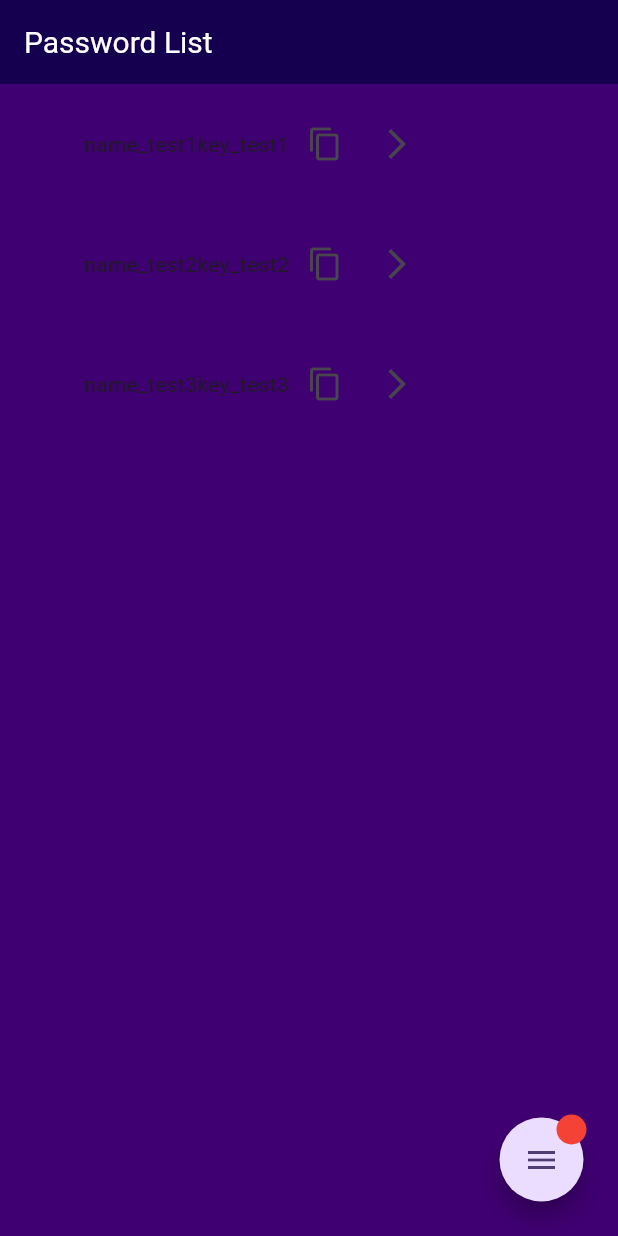
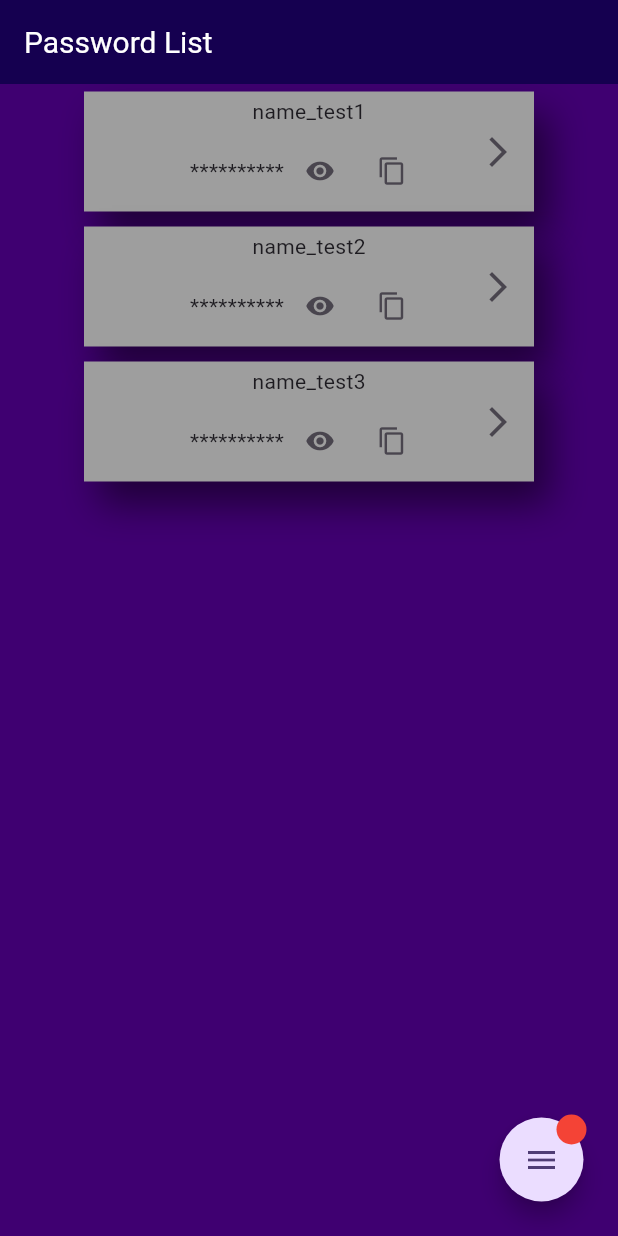
Before and after one commit to s1270146/password_manager, a Flutter app: the PasswordListScreen screen opened directly with empty values, on a phone screen of 412 x 824 dp. Run offline on Flutter 3.47's test engine with Material 2 defaults, Android fonts, the phone set to English and light mode, and no system bars; drawn by our look-alikes of flutter_speed_dial; our stand-ins replace hooks_riverpod; missing offline and left inert: neopop.

Commit message:
パスワードのタイル内no

```diff
--- a/lib/component/list_tile/password_view_box.dart
+++ b/lib/component/list_tile/password_view_box.dart
@@ -3,7 +3,7 @@ import 'package:flutter/services.dart';
 import 'package:pass_manager/component/snack_bar/success_snack_bar.dart';
 import 'package:pass_manager/screen/password_registration_screen.dart';
 
-class PasswordViewBox extends StatelessWidget {
+class PasswordViewBox extends StatefulWidget {
   const PasswordViewBox({
     Key? key,
     required this.id,
@@ -12,6 +12,8 @@ class PasswordViewBox extends StatelessWidget {
     required this.password,
     this.width,
     this.height,
+    this.margin = 5,
+    this.textSize = 14,
   }) : super(
           key: key,
         );
@@ -21,19 +23,68 @@ class PasswordViewBox extends StatelessWidget {
   final String password;
   final double? width;
   final double? height;
+  final double margin;
+  final double textSize;
+
+  @override
+  State<PasswordViewBox> createState() => _PasswordViewBoxState();
+}
+
+class _PasswordViewBoxState extends State<PasswordViewBox> {
+  bool isObscure = true;
   @override
   Widget build(BuildContext context) {
     return Container(
-      width: width,
-      height: height,
+      margin: EdgeInsets.all(widget.margin),
+      decoration: BoxDecoration(
+        color: Colors.grey,
+        boxShadow: [
+          BoxShadow(
+            blurRadius: 20.0,
+            color: Colors.black.withOpacity(0.5),
+            offset: const Offset(10, 15),
+          ),
+        ],
+      ),
+      width: widget.width,
+      height: widget.height,
+      child: Stack(
+        children: [
+          Container(
+            alignment: Alignment.topCenter,
+            padding: const EdgeInsets.all(3),
+            child: Text(
+              widget.name,
+              style: TextStyle(
+                fontSize: widget.textSize,
+              ),
+            ),
+          ),
+          Container(
+            alignment: Alignment.bottomCenter,
+            padding: const EdgeInsets.all(3),
             child: Row(
+              mainAxisAlignment: MainAxisAlignment.center,
               children: [
-          Text(name),
-          Text(password),
+                Text(
+                  isObscure ? "**********" : widget.password,
+                  style: TextStyle(
+                    fontSize: widget.textSize,
+                  ),
+                ),
+                IconButton(
+                  onPressed: () => setState(() {
+                    isObscure = !isObscure;
+                  }),
+                  icon: Icon(
+                    isObscure ? Icons.visibility : Icons.visibility_off,
+                    size: 20,
+                  ),
+                ),
                 IconButton(
                   onPressed: () async {
                     await Clipboard.setData(
-                ClipboardData(text: password),
+                      ClipboardData(text: widget.password),
                     ).then((value) {
                       SuccessSnackBar(
                         text: "Copied password!",
@@ -41,21 +92,31 @@ class PasswordViewBox extends StatelessWidget {
                       ).showSnackBar(context);
                     });
                   },
-            icon: const Icon(Icons.copy),
+                  icon: const Icon(
+                    Icons.copy,
+                    size: 20,
                   ),
-          IconButton(
+                ),
+              ],
+            ),
+          ),
+          Align(
+            alignment: Alignment.centerRight,
+            child: IconButton(
               onPressed: () => Navigator.of(context).push(
                 MaterialPageRoute(
                   builder: (context) => PasswordRegistrationScreen(
-                        id: id,
-                        uid: uid,
-                        nameController: TextEditingController(text: name),
+                    id: widget.id,
+                    uid: widget.uid,
+                    nameController: TextEditingController(text: widget.name),
                     passwordController:
-                            TextEditingController(text: password),
+                        TextEditingController(text: widget.password),
                   ),
                 ),
               ),
-              icon: const Icon(Icons.arrow_forward_ios))
+              icon: const Icon(Icons.arrow_forward_ios),
+            ),
+          ),
         ],
       ),
     );
```
Lines whose indentation alone changed are shown as unchanged.
